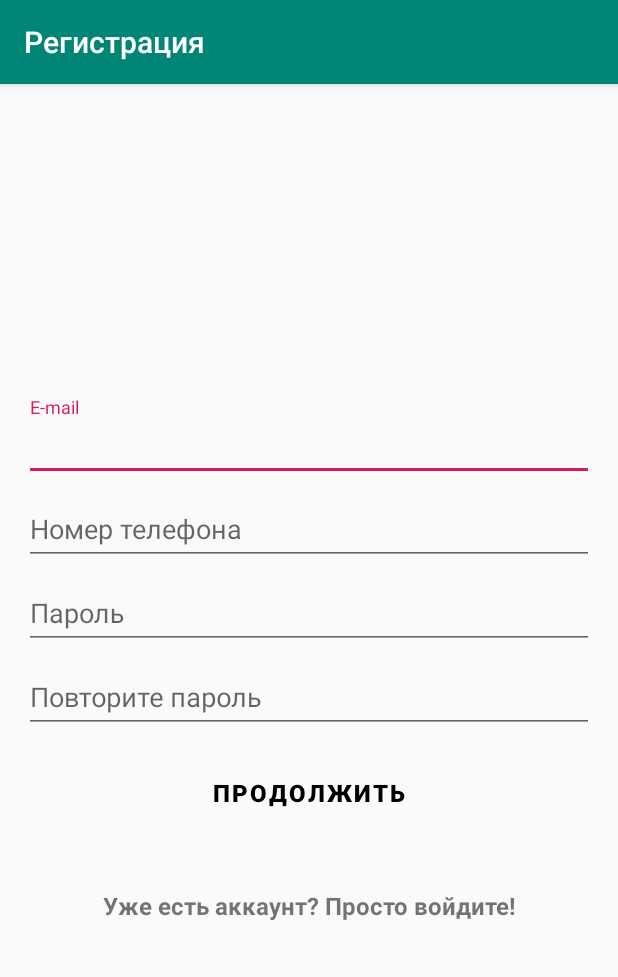
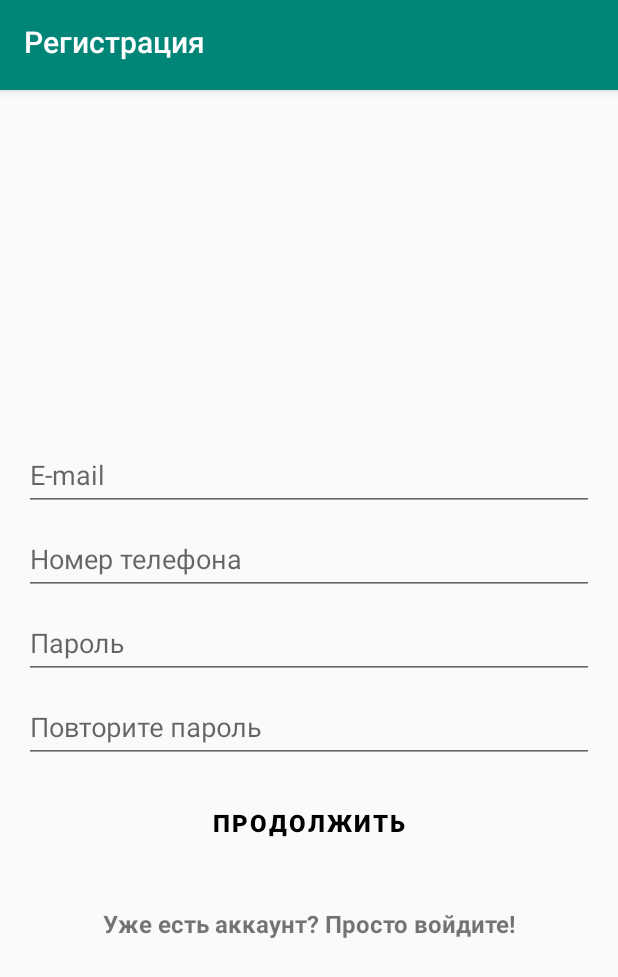
Before and after one commit to Zero1IT/funny_client, an Android app: the FirstRegistrationFragment screen opened directly, with no data from a screen before it, on a phone screen of 412 x 824 dp. Shown: the top 977 px of the screen. Run offline under Robolectric (Android 15) with nearby library versions, the phone set to English and light mode, and no system bars; libraries missing offline, so code that uses them is left out: io.socket.emitter.

```diff
--- a/app/src/main/java/com/example/funnynose/authentication/FirstRegistrationFragment.java
+++ b/app/src/main/java/com/example/funnynose/authentication/FirstRegistrationFragment.java
@@ -46,13 +46,13 @@ public class FirstRegistrationFragment extends CommonRegistrationFragment {
     public void onViewCreated(@NonNull View view, @Nullable Bundle savedInstanceState) {
         super.onViewCreated(view, savedInstanceState);
 
-        mAsyncServerResponse = new AsyncServerResponse(5000, new AsyncServerResponse.AsyncTask() {
+        mAsyncServerResponse = new AsyncServerResponse(new AsyncServerResponse.AsyncTask() {
             @Override
             public void call() {
+                mParent.showProgress(false);
                 mParent.runOnUiThread(new Runnable() {
                     @Override
                     public void run() {
-                        mParent.showProgress(false);
                         mParent.nextFragment();
                         mParent.putFirstFragmentData(email, phone, AuthenticationActivity.hashFunction(password));
                     }
@@ -142,9 +142,9 @@ public class FirstRegistrationFragment extends CommonRegistrationFragment {
             v = mEmailView;
         }
 
-        if (email.length() < 5) {
+        if (email.length() < 6) {
             cancel = true;
-            mEmailView.setError("Email должен содержать не менее 5 символов");
+            mEmailView.setError("Email должен содержать не менее 6 символов");
             v = mEmailView;
         } else if (email.length() > 25) {
             cancel = true;
--- a/app/src/main/java/com/example/funnynose/authentication/RegistrationActivity.java
+++ b/app/src/main/java/com/example/funnynose/authentication/RegistrationActivity.java
@@ -11,11 +11,12 @@ import android.view.View;
 import android.widget.ProgressBar;
 
 import com.example.funnynose.MainActivity;
+import com.example.funnynose.Utilities;
 import com.example.funnynose.constants.Permission;
 import com.example.funnynose.R;
+import com.example.funnynose.network.AsyncServerResponse;
 import com.example.funnynose.network.SocketAPI;
 import com.example.funnynose.constants.User;
-import com.google.android.material.snackbar.Snackbar;
 
 import org.json.JSONException;
 import org.json.JSONObject;
@@ -26,6 +27,7 @@ import androidx.annotation.Nullable;
 import androidx.appcompat.app.ActionBar;
 import androidx.appcompat.app.AlertDialog;
 import androidx.appcompat.app.AppCompatActivity;
+import androidx.appcompat.widget.Toolbar;
 import androidx.fragment.app.Fragment;
 import androidx.fragment.app.FragmentManager;
 import androidx.fragment.app.FragmentTransaction;
@@ -36,27 +38,34 @@ public class RegistrationActivity extends AppCompatActivity {
     private FragmentManager mFragmentManager;
     private Fragment[] mFragments;
     private int fragmentIndex;
+
     private ActionBar mActionBar;
     private ProgressBar mProgressView;
 
     private JSONObject registrationUserData;
 
-    private boolean successfulRegistration;
-    private boolean responseRegistration;
+    private AsyncServerResponse mAsyncServerResponse;
 
     @Override
     protected void onCreate(@Nullable Bundle savedInstanceState) {
         super.onCreate(savedInstanceState);
-
         setContentView(R.layout.activity_registration);
 
+        Toolbar mToolbar = findViewById(R.id.toolbar);
+        if (mToolbar != null) {
+            setSupportActionBar(mToolbar);
+            mToolbar.setTitle("Регистрация");
+        }
         mActionBar = getSupportActionBar();
-        if (mActionBar != null) {
-            mActionBar.setTitle("Регистрация");
-        }
-
         mProgressView = findViewById(R.id.progress);
 
+        registrationUserData = new JSONObject();
+
+        initFragments();
+        initAsyncServerResponse();
+    }
+
+    private void initFragments() {
         mFragmentManager = getSupportFragmentManager();
         mFragments = new Fragment[] {
                 new FirstRegistrationFragment(),
@@ -67,17 +76,36 @@ public class RegistrationActivity extends AppCompatActivity {
             mFragmentManager.beginTransaction().add(R.id.registration_frame, mFragments[0]).commit();
             fragmentIndex = 0;
         }
+    }
 
-        registrationUserData = new JSONObject();
-        try {
-            registrationUserData.put("status", "");
-            registrationUserData.put("permission", Permission.LOSER);
-            registrationUserData.put("hospitalsPerYear", 0);
-            registrationUserData.put("trainingsPerYear", 0);
-            registrationUserData.put("othersPerYear", 0);
-        } catch (JSONException e) {
-            Log.d("DEBUG", "" + e.getMessage());
-        }
+    private void initAsyncServerResponse() {
+        mAsyncServerResponse = new AsyncServerResponse(new AsyncServerResponse.AsyncTask() {
+            @Override
+            public void call() {
+                showProgress(false);
+                Intent intent = new Intent(getApplicationContext(), MainActivity.class);
+                startActivity(intent);
+                User.userDataFromJson(registrationUserData);
+                User.setUserAppData(getApplicationContext());
+                finish();
+            }
+        });
+
+        mAsyncServerResponse.setFailResponse(new AsyncServerResponse.AsyncTask() {
+            @Override
+            public void call() {
+                showProgress(false);
+                Utilities.showSnackbar(getCurrentFocus(), "Ошибка соединения");
+            }
+        });
+
+        mAsyncServerResponse.setFailSuccessful(new AsyncServerResponse.AsyncTask() {
+            @Override
+            public void call() {
+                showProgress(false);
+                Utilities.showSnackbar(getCurrentFocus(), "Ошибка регистрации", true);
+            }
+        });
     }
 
     public void nextFragment(){
@@ -92,59 +120,29 @@ public class RegistrationActivity extends AppCompatActivity {
                 }
             }
         } else {
-            responseRegistration = false;
-            successfulRegistration = false;
             showProgress(true);
+
+            try {
+                registrationUserData.put("status", "");
+                registrationUserData.put("permission", Permission.LOSER);
+                registrationUserData.put("hospitalsPerYear", 0);
+                registrationUserData.put("trainingsPerYear", 0);
+                registrationUserData.put("othersPerYear", 0);
+            } catch (JSONException e) {
+                Log.d("DEBUG", e.getMessage());
+            }
+
             SocketAPI.getSocket().emit("registration", registrationUserData)
                     .once("registration", new Emitter.Listener() {
                         @Override
                         public void call(Object... args) {
-                            successfulRegistration = (boolean) args[0];
-                            responseRegistration = true;
+                            mAsyncServerResponse.setSuccessful((boolean) args[0]);
+                            mAsyncServerResponse.setResponse(true);
                         }
                     });
-            finishRegistrationInThread();
+            mAsyncServerResponse.start();
         }
     }
-
-    // TODO: можно как-то наверное сделать с этим потоком тоже самое
-    // TODO: (вынести в класс или тот класс или интерфейс как-то припахать сюда), что и с потоками в фрагментах,
-    // TODO: потому что он по структуре такой же
-    private void finishRegistrationInThread(){
-        new Thread(new Runnable() {
-            @Override
-            public void run() {
-                long end = System.currentTimeMillis() + 5000;
-                while (!responseRegistration && System.currentTimeMillis() < end) {
-                    try{
-                        Thread.sleep(50);
-                    } catch (InterruptedException e) {
-                        Log.d("DEBUG", e.getMessage());
-                    }
-                }
-                if (successfulRegistration) {
-                    Intent intent = new Intent(getApplicationContext(), MainActivity.class);
-                    startActivity(intent);
-                    User.userDataFromJson(registrationUserData);
-                    User.setUserAppData(getApplicationContext());
-                    finish();
-                } else if (!responseRegistration) {
-                    if (getCurrentFocus() != null) {
-                        Snackbar.make(getCurrentFocus(), "Ошибка соединения",
-                                Snackbar.LENGTH_SHORT).show();
-                    }
-                } else {
-                    if (getCurrentFocus() != null) {
-                        Snackbar.make(getCurrentFocus(),
-                                "Пользователь с такими данными уже существует!",
-                                Snackbar.LENGTH_SHORT).setAction("OK", CommonRegistrationFragment.snackOkButton).show();
-                    }
-                }
-                showProgress(false);
-            }
-        }).start();
-    }
-
 
     public void previousFragment(){
         if (fragmentIndex > 0) {
@@ -213,12 +211,12 @@ public class RegistrationActivity extends AppCompatActivity {
             @Override
             public void run() {
                 int shortAnimTime = getResources().getInteger(android.R.integer.config_shortAnimTime);
-                mProgressView.setVisibility(show ? View.VISIBLE : View.GONE);
+                mProgressView.setVisibility(show ? View.VISIBLE : View.INVISIBLE);
                 mProgressView.animate().setDuration(shortAnimTime).
                         setListener(new AnimatorListenerAdapter() {
                     @Override
                     public void onAnimationEnd(Animator animation) {
-                        mProgressView.setVisibility(show ? View.VISIBLE : View.GONE);
+                        mProgressView.setVisibility(show ? View.VISIBLE : View.INVISIBLE);
                     }
                 });
             }
--- a/app/src/main/java/com/example/funnynose/network/AsyncServerResponse.java
+++ b/app/src/main/java/com/example/funnynose/network/AsyncServerResponse.java
@@ -19,7 +19,7 @@ public class AsyncServerResponse extends ThreadGroup {
 
     private boolean response = false;
     private boolean successful;
-    private long timeout;
+    private long timeout = PAUSE;
 
     private DThread main;
     private Thread waiter;
--- a/app/src/main/res/layout/activity_registration.xml
+++ b/app/src/main/res/layout/activity_registration.xml
@@ -1,27 +1,17 @@
 <?xml version="1.0" encoding="utf-8"?>
-<LinearLayout
-    xmlns:android="http://schemas.android.com/apk/res/android"
+<LinearLayout xmlns:android="http://schemas.android.com/apk/res/android"
     android:layout_width="match_parent"
     android:layout_height="match_parent"
     android:orientation="vertical">
 
-    <ProgressBar
-        android:id="@+id/progress"
-        style="@style/Widget.AppCompat.ProgressBar.Horizontal"
-        android:layout_width="203dp"
-        android:layout_height="wrap_content"
-        android:layout_gravity="center|top"
-        android:indeterminate="true"
-        android:visibility="gone" />
+    <include layout="@layout/progress_toolbar"/>
 
     <ScrollView xmlns:android="http://schemas.android.com/apk/res/android"
         android:id="@+id/registration_frame"
         android:layout_width="match_parent"
         android:layout_height="match_parent"
         android:layout_gravity="center"
-        android:scrollbarThumbVertical="@null"
-        android:layout_marginLeft="16dp"
-        android:layout_marginRight="16dp">
+        android:scrollbarThumbVertical="@null">
 
     </ScrollView>
 </LinearLayout>
--- a/app/src/main/res/layout/app_bar_main.xml
+++ b/app/src/main/res/layout/app_bar_main.xml
@@ -16,7 +16,7 @@
             android:layout_width="match_parent"
             android:layout_height="?attr/actionBarSize"
             android:background="?attr/colorPrimary"
-            app:popupTheme="@style/AppTheme.PopupOverlay" />
+            app:popupTheme="@style/AppTheme.PopupOverlay"/>
 
     </com.google.android.material.appbar.AppBarLayout>
 
--- a/app/src/main/res/layout/first_registration_fragment.xml
+++ b/app/src/main/res/layout/first_registration_fragment.xml
@@ -4,11 +4,16 @@ xmlns:android="http://schemas.android.com/apk/res/android"
     android:layout_width="match_parent"
     android:layout_height="wrap_content"
     android:layout_gravity="center"
-android:orientation="vertical">
+    android:orientation="vertical"
+    android:paddingLeft="16dp"
+    android:paddingRight="16dp"
+    android:descendantFocusability="beforeDescendants"
+    android:focusableInTouchMode="true">
 
     <com.google.android.material.textfield.TextInputLayout
         android:layout_width="match_parent"
-    android:layout_height="wrap_content">
+        android:layout_height="wrap_content"
+        android:paddingTop="28dp">
 
         <EditText
             android:id="@+id/email"
@@ -85,7 +90,7 @@ android:orientation="vertical">
         style="?android:textAppearanceSmall"
         android:layout_width="match_parent"
         android:layout_height="wrap_content"
-        android:layout_marginTop="40dp"
+        android:layout_marginTop="32dp"
         android:text="@string/auth_by_dima"
         android:gravity="center"
         android:textSize="16sp"
--- /dev/null
+++ b/app/src/main/res/layout/progress_toolbar.xml
@@ -0,0 +1,30 @@
+<?xml version="1.0" encoding="utf-8"?>
+<merge xmlns:android="http://schemas.android.com/apk/res/android"
+    xmlns:app="http://schemas.android.com/apk/res-auto">
+
+    <com.google.android.material.appbar.AppBarLayout
+        android:layout_width="match_parent"
+        android:layout_height="wrap_content"
+        android:theme="@style/AppTheme.AppBarOverlay">
+
+        <androidx.appcompat.widget.Toolbar
+            android:id="@+id/toolbar"
+            android:layout_width="match_parent"
+            android:layout_height="?attr/actionBarSize"
+            android:background="?attr/colorPrimary"
+            app:popupTheme="@style/AppTheme.PopupOverlay"/>
+
+        <ProgressBar
+            android:id="@+id/progress"
+            style="@style/Widget.AppCompat.ProgressBar.Horizontal"
+            android:layout_width="match_parent"
+            android:layout_height="wrap_content"
+            android:layout_marginBottom="-6dp"
+            android:layout_marginTop="-6dp"
+            android:layout_below="@+id/toolbar"
+            android:indeterminate="true"
+            android:visibility="invisible" />
+
+    </com.google.android.material.appbar.AppBarLayout>
+
+</merge>
--- a/app/src/main/res/layout/second_registration_fragment.xml
+++ b/app/src/main/res/layout/second_registration_fragment.xml
@@ -4,7 +4,11 @@
     android:layout_width="match_parent"
     android:layout_height="wrap_content"
     android:layout_gravity="center"
-    android:orientation="vertical">
+    android:orientation="vertical"
+    android:paddingLeft="16dp"
+    android:paddingRight="16dp"
+    android:descendantFocusability="beforeDescendants"
+    android:focusableInTouchMode="true">
 
     <com.google.android.material.textfield.TextInputLayout
         android:layout_width="match_parent"
--- a/app/src/main/res/values-v21/styles.xml
+++ b/app/src/main/res/values-v21/styles.xml
@@ -3,6 +3,6 @@
     <style name="AppTheme.NoActionBar">
         <item name="windowActionBar">false</item>
         <item name="windowNoTitle">true</item>
-        <item name="android:statusBarColor">@android:color/transparent</item>
+        <item name="android:statusBarColor">@color/colorPrimaryDark</item>
     </style>
 </resources>
```
Also changed, not shown: app/src/main/AndroidManifest.xml (+6 -2 lines), app/src/main/java/com/example/funnynose/SplashActivity.java (+49 -63 lines), app/src/main/java/com/example/funnynose/Utilities.java (added, +27 -0 lines), app/src/main/java/com/example/funnynose/authentication/AuthenticationActivity.java (+51 -62 lines), app/src/main/java/com/example/funnynose/authentication/CommonRegistrationFragment.java (+3 -17 lines), app/src/main/java/com/example/funnynose/authentication/SecondRegistrationFragment.java (+5 -2 lines), app/src/main/java/com/example/funnynose/network/SocketAPI.java (+12 -2 lines), app/src/main/res/layout/activity_auth.xml (+9 -14 lines), app/src/main/res/layout/third_registration_fragment.xml (+31 -11 lines). Lines whose indentation alone changed are shown as unchanged.
